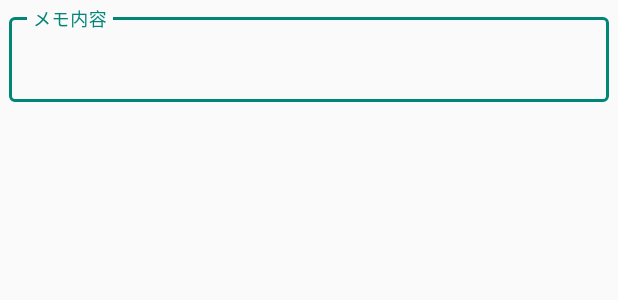
After one commit to mecator/MemoListApplication, an Android app: the layout fragment_create_memo.xml on its own in the app's theme, with its tools: preview values and no code run, on a phone screen of 412 x 824 dp. The commit adds this screen. Shown: the top 300 px of the screen. Run offline under Robolectric (Android 15) with nearby library versions, the phone set to English and light mode, and no system bars.

Commit message:
fragment　ついか

```diff
--- /dev/null
+++ b/app/src/main/java/com/example/memolistapplication/ui/MemoListAdapter.kt
@@ -0,0 +1,4 @@
+package com.example.memolistapplication.ui
+
+class MemoListAdapter {
+}
--- a/app/src/main/res/layout/activity_main.xml
+++ b/app/src/main/res/layout/activity_main.xml
@@ -20,4 +20,8 @@
         android:layout_alignParentEnd="true"
         android:src="@mipmap/ic_launcher_round"
         />
+    <FrameLayout
+        android:id="@+id/fragment_frame"
+        android:layout_width="match_parent"
+        android:layout_height="match_parent"/>
 </RelativeLayout>
--- /dev/null
+++ b/app/src/main/res/layout/fragment_create_memo.xml
@@ -0,0 +1,25 @@
+<?xml version="1.0" encoding="utf-8"?>
+<LinearLayout xmlns:android="http://schemas.android.com/apk/res/android"
+    xmlns:app="http://schemas.android.com/apk/res-auto"
+    android:orientation="vertical"
+    android:id="@+id/rootLayout"
+    android:theme="@style/Theme.MaterialComponents"
+    android:layout_width="match_parent"
+    android:layout_height="match_parent">
+<com.google.android.material.textfield.TextInputLayout
+    android:layout_width="match_parent"
+    android:layout_height="wrap_content"
+    android:layout_margin="6dp"
+    style="@style/CreateTextInputLayoutStyle"
+    app:hintEnabled="true"
+    app:hintAnimationEnabled="true">
+    <com.google.android.material.textfield.TextInputEditText
+        android:layout_width="match_parent"
+        android:id="@+id/memo_text_field"
+        android:textColor="@color/black"
+        android:imeOptions="actionDone"
+        android:inputType="text"
+        android:hint="メモ内容"
+        android:layout_height="wrap_content"/>
+</com.google.android.material.textfield.TextInputLayout>
+</LinearLayout>
--- a/app/src/main/res/values/colors.xml
+++ b/app/src/main/res/values/colors.xml
@@ -1,6 +1,8 @@
 <?xml version="1.0" encoding="utf-8"?>
-<resources>
+<resources xmlns:tools="http://schemas.android.com/tools">
     <color name="colorPrimary">#008577</color>
     <color name="colorPrimaryDark">#00574B</color>
     <color name="colorAccent">#D81B60</color>
+    <color name="black">#333</color>
+
 </resources>
--- a/app/src/main/res/values/styles.xml
+++ b/app/src/main/res/values/styles.xml
@@ -1,11 +1,19 @@
 <resources>
 
     <!-- Base application theme. -->
+
     <style name="AppTheme" parent="Theme.AppCompat.Light.DarkActionBar">
         <!-- Customize your theme here. -->
         <item name="colorPrimary">@color/colorPrimary</item>
         <item name="colorPrimaryDark">@color/colorPrimaryDark</item>
         <item name="colorAccent">@color/colorAccent</item>
     </style>
+    <style name="CreateTextInputLayoutStyle" parent="Widget.MaterialComponents.TextInputLayout.OutlinedBox">
+        <item name="boxStrokeColor">@color/colorPrimary</item>
+        <item name="android:textColorHint">@color/black</item>
+        <item name="android:textColor">@color/black</item>
+        <item name="android:textColorHighlight">@color/colorPrimary</item>
+        <item name="hintTextColor">@color/colorPrimary</item>
+    </style>
 
 </resources>
```
Also changed, not shown: app/src/main/java/com/example/memolistapplication/ui/CreateMemoFragment.kt (added, +40 -0 lines), app/src/main/java/com/example/memolistapplication/ui/MainActivity.kt (+9 -3 lines).
